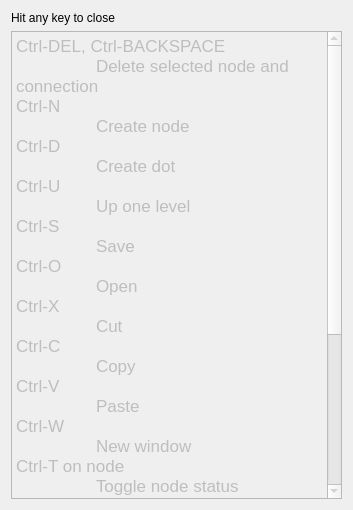
First picture: the form in help.ui, repository hohehohe2/timeKeeper, before the edit.
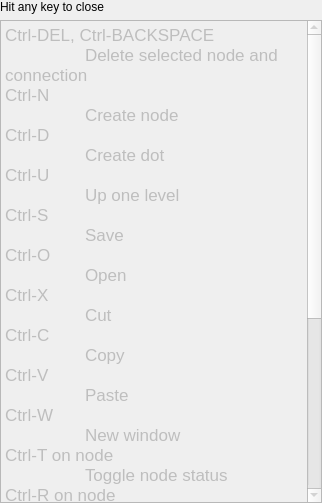
Second picture: the form after the edit.

Patch:
```diff
--- a/help.ui
+++ b/help.ui
@@ -9,14 +9,17 @@
    <rect>
     <x>0</x>
     <y>0</y>
-    <width>353</width>
-    <height>510</height>
+    <width>322</width>
+    <height>503</height>
    </rect>
   </property>
   <property name="windowTitle">
    <string>Help</string>
   </property>
   <layout class="QVBoxLayout" name="verticalLayout">
+   <property name="margin">
+    <number>0</number>
+   </property>
    <item>
     <widget class="QLabel" name="label">
      <property name="text">
@@ -63,6 +66,9 @@
 &lt;p style=&quot; margin-top:0px; margin-bottom:0px; margin-left:0px; margin-right:0px; -qt-block-indent:0; text-indent:0px;&quot;&gt;Ctrl-/&lt;/p&gt;
 &lt;p style=&quot; margin-top:0px; margin-bottom:0px; margin-left:0px; margin-right:0px; -qt-block-indent:0; text-indent:0px;&quot;&gt;	Show this help&lt;/p&gt;
 &lt;p style=&quot;-qt-paragraph-type:empty; margin-top:0px; margin-bottom:0px; margin-left:0px; margin-right:0px; -qt-block-indent:0; text-indent:0px;&quot;&gt;&lt;/p&gt;
+&lt;p style=&quot; margin-top:0px; margin-bottom:0px; margin-left:0px; margin-right:0px; -qt-block-indent:0; text-indent:0px;&quot;&gt;Right drag on node&lt;/p&gt;
+&lt;p style=&quot; margin-top:0px; margin-bottom:0px; margin-left:0px; margin-right:0px; -qt-block-indent:0; text-indent:0px;&quot;&gt;	Create connection&lt;/p&gt;
+&lt;p style=&quot;-qt-paragraph-type:empty; margin-top:0px; margin-bottom:0px; margin-left:0px; margin-right:0px; -qt-block-indent:0; text-indent:0px;&quot;&gt;&lt;/p&gt;
 &lt;p style=&quot; margin-top:0px; margin-bottom:0px; margin-left:0px; margin-right:0px; -qt-block-indent:0; text-indent:0px;&quot;&gt;Double click on node&lt;/p&gt;
 &lt;p style=&quot; margin-top:0px; margin-bottom:0px; margin-left:0px; margin-right:0px; -qt-block-indent:0; text-indent:0px;&quot;&gt;	Go into the node&lt;/p&gt;
 &lt;p style=&quot;-qt-paragraph-type:empty; margin-top:0px; margin-bottom:0px; margin-left:0px; margin-right:0px; -qt-block-indent:0; text-indent:0px;&quot;&gt;&lt;/p&gt;
```
